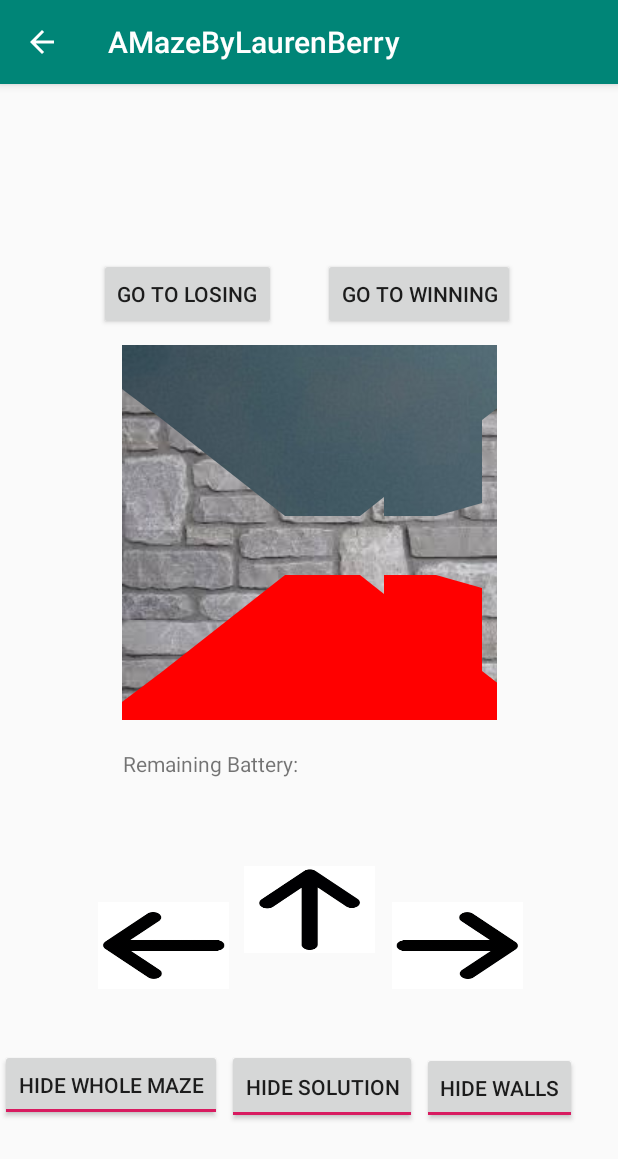
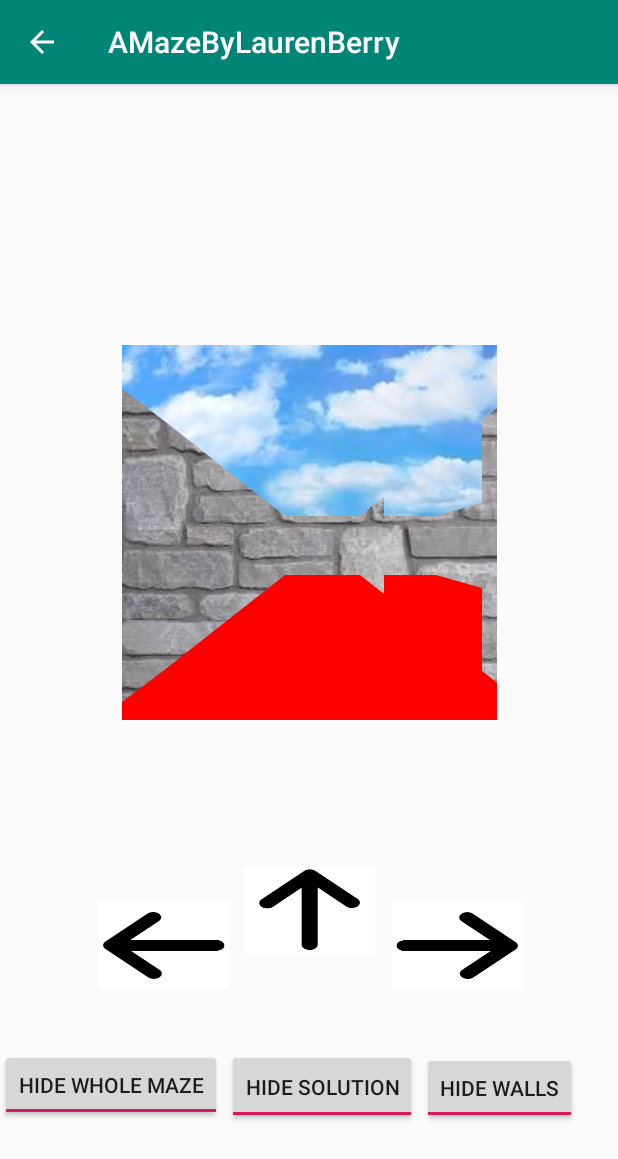
Before and after one commit to laurenberrya/Maze, an Android app: the PlayManuallyActivity screen opened directly, with no data from a screen before it, on a phone screen of 412 x 824 dp. Shown: the top 1159 px of the screen. Run offline under Robolectric (Android 15) with nearby library versions, the phone set to English and light mode, and no system bars.

```diff
--- a/app/src/main/java/edu/wm/cs/cs301/amazebylaurenberry/PlayManuallyActivity.java
+++ b/app/src/main/java/edu/wm/cs/cs301/amazebylaurenberry/PlayManuallyActivity.java
@@ -34,7 +34,7 @@ public class PlayManuallyActivity extends AppCompatActivity implements View.OnCl
     private ToggleButton toggleWalls;
     private ImageButton decrementButton;
     private ImageButton incrementButton;
-    private TextView remainingBattery;
+   // private TextView remainingBattery;
     String selectedDriver;
     String selectedAlgorithm;
     String selectedLevel;
@@ -79,8 +79,10 @@ public class PlayManuallyActivity extends AppCompatActivity implements View.OnCl
         selectedDriver = intent.getStringExtra("selectedDriver");
         selectedLevel = intent.getStringExtra("selectedLevel");
 
-        remainingBattery = findViewById(R.id.remainingBattery);
-        remainingBattery.setText(getString(R.string.remainingBattery));
+        battery = 3000;
+
+     //   remainingBattery = findViewById(R.id.remainingBattery);
+       // remainingBattery.setText(getString(R.string.remainingBattery));
 
 
         Maze maze  = StoreMaze.getWholeMaze();
@@ -162,23 +164,35 @@ public class PlayManuallyActivity extends AppCompatActivity implements View.OnCl
 
         if (v.getId() ==  R.id.leftKey) {
             state.keyDown(Constants.UserInput.Left,1);
+            battery = battery - 3;
 
             Log.v(TAG, "Rotate Left");
+            if (battery <=0 && !state.getWin()){
+                go2losing();
+            }
         }
 
         if (v.getId() ==  R.id.rightKey) {
             state.keyDown(Constants.UserInput.Right, 1);
+            battery = battery - 3;
 
             Log.v(TAG, "Rotate Right");
+            if (battery <=0 && !state.getWin()){
+                go2losing();
+            }
         }
 
         if (v.getId() ==  R.id.upKey) {
             state.keyDown(Constants.UserInput.Up, 1);
             pathTaken++;
+            battery = battery-5;
 
             Log.v(TAG, "Move Forward");
             if (state.getWin()){
                 go2winning();
+            }
+            if (battery <=0 && !state.getWin()){
+                go2losing();
             }
         }
 
--- a/app/src/main/java/edu/wm/cs/cs301/amazebylaurenberry/gui/MazePanel.java
+++ b/app/src/main/java/edu/wm/cs/cs301/amazebylaurenberry/gui/MazePanel.java
@@ -60,7 +60,7 @@ public class MazePanel extends View {
 		bitmap1 = BitmapFactory.decodeResource(getResources(), R.drawable.stone);
 		shader1 = new BitmapShader(bitmap1, Shader.TileMode.REPEAT, Shader.TileMode.REPEAT);
 
-		bitmap2 = BitmapFactory.decodeResource(getResources(), R.drawable.sunset4);
+		bitmap2 = BitmapFactory.decodeResource(getResources(), R.drawable.sky2);
 		shader2 = new BitmapShader(bitmap2, Shader.TileMode.REPEAT, Shader.TileMode.REPEAT);
 
 
--- a/app/src/main/res/layout/activity_play_manually.xml
+++ b/app/src/main/res/layout/activity_play_manually.xml
@@ -121,15 +121,7 @@
         app:layout_constraintVertical_bias="0.0"
         app:srcCompat="@drawable/leftarrow" />
 
-    <TextView
-        android:id="@+id/remainingBattery"
-        android:layout_width="wrap_content"
-        android:layout_height="wrap_content"
-        android:layout_marginTop="19dp"
-        android:text="remaining battery"
-        android:textAlignment="center"
-        app:layout_constraintStart_toStartOf="@+id/playScreen"
-        app:layout_constraintTop_toBottomOf="@+id/playScreen" />
+
 
     <edu.wm.cs.cs301.amazebylaurenberry.gui.MazePanel
         android:id="@+id/playScreen"
@@ -145,32 +137,7 @@
         app:layout_constraintTop_toTopOf="parent"
         app:layout_constraintVertical_bias="0.662" />
 
-    <Button
-        android:id="@+id/go2losing"
-        android:layout_width="wrap_content"
-        android:layout_height="wrap_content"
-        android:layout_marginEnd="31dp"
-        android:layout_marginRight="31dp"
-        android:layout_marginBottom="10dp"
-        android:onClick="go2losing"
-        android:text="@string/go2losing"
-        app:layout_constraintBottom_toTopOf="@+id/playScreen"
-        app:layout_constraintEnd_toStartOf="@+id/go2winning"
-        app:layout_constraintHorizontal_chainStyle="packed"
-        app:layout_constraintStart_toStartOf="parent" />
 
-    <Button
-        android:id="@+id/go2winning"
-        android:layout_width="wrap_content"
-        android:layout_height="wrap_content"
-        android:layout_marginEnd="3dp"
-        android:layout_marginRight="3dp"
-        android:layout_marginBottom="10dp"
-        android:onClick="go2winning"
-        android:text="@string/go2winning"
-        app:layout_constraintBottom_toTopOf="@+id/playScreen"
-        app:layout_constraintEnd_toEndOf="parent"
-        app:layout_constraintStart_toEndOf="@+id/go2losing" />
 
 
 </androidx.constraintlayout.widget.ConstraintLayout>
```
Also changed, not shown: app/src/main/res/drawable/sky.jpg (added), app/src/main/res/drawable/sky2.jpg (added).
